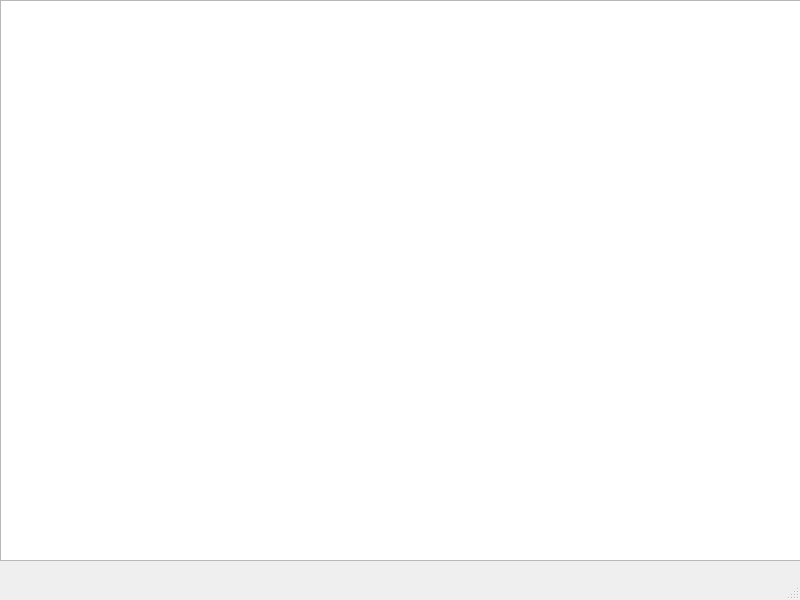
This is redactor.ui in Universaliest/ConfigRedactor as Qt 5 draws it before an edit. The edited form follows.
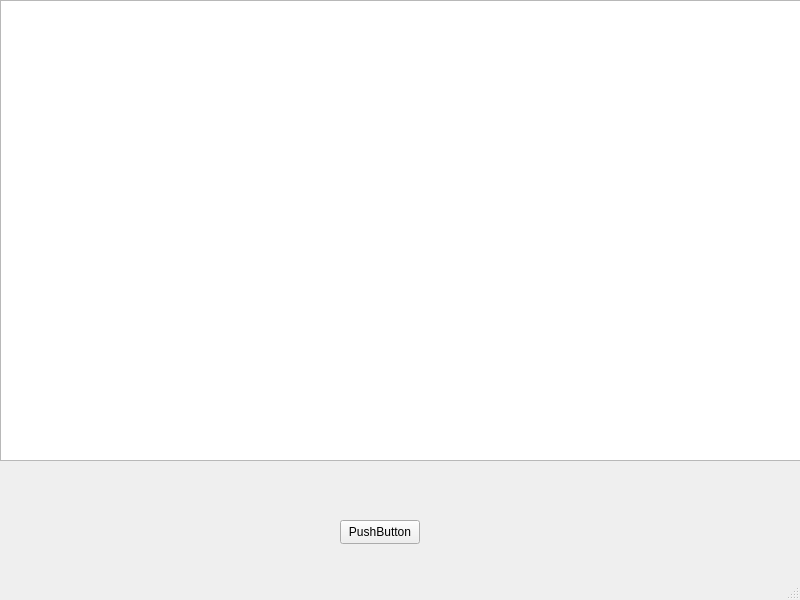
This is the edited form.

The edit to the form file:
```diff
--- a/redactor.ui
+++ b/redactor.ui
@@ -20,10 +20,23 @@
       <x>0</x>
       <y>0</y>
       <width>801</width>
-      <height>561</height>
+      <height>461</height>
      </rect>
     </property>
    </widget>
+   <widget class="QPushButton" name="pushButton">
+    <property name="geometry">
+     <rect>
+      <x>340</x>
+      <y>520</y>
+      <width>80</width>
+      <height>24</height>
+     </rect>
+    </property>
+    <property name="text">
+     <string>PushButton</string>
+    </property>
+   </widget>
   </widget>
   <widget class="QMenuBar" name="menubar">
    <property name="geometry">
```
